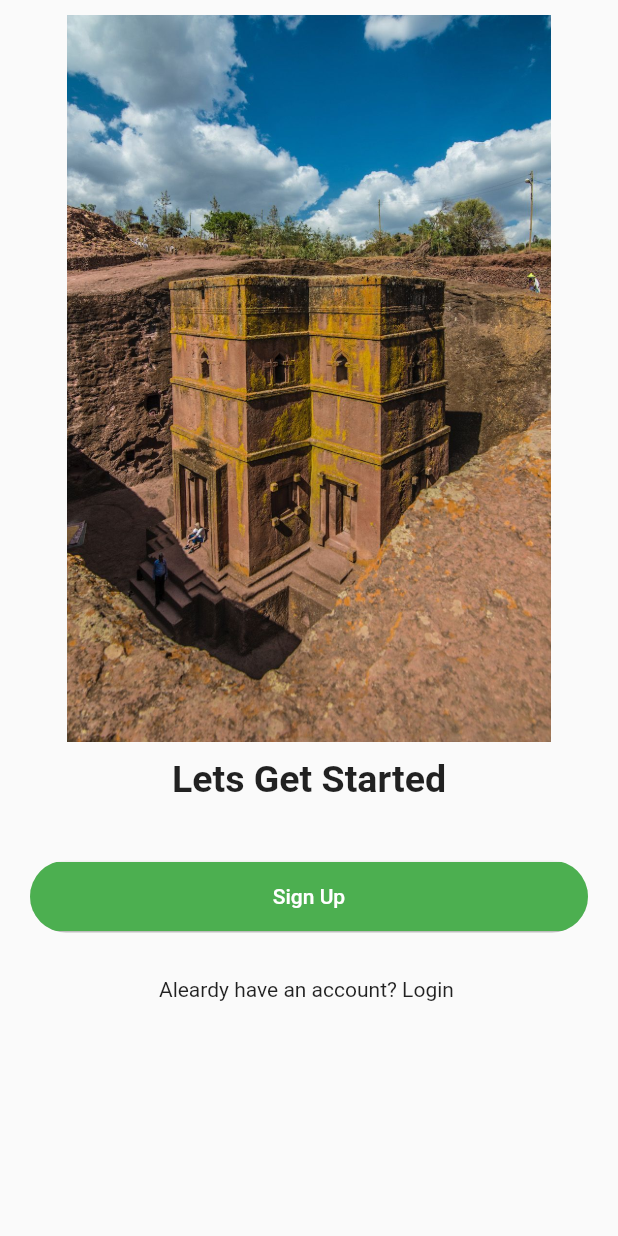
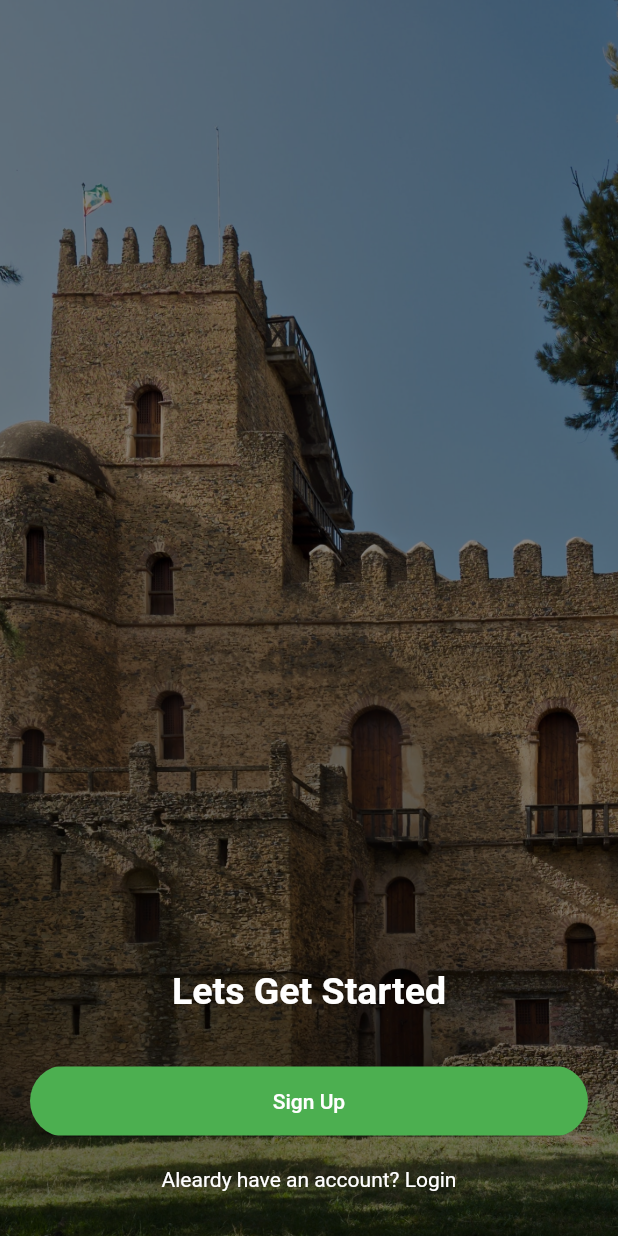
Before and after one commit to tekleab24/EthioTourAndTravel, a Flutter app: the Getstarted screen opened by its route, on a phone screen of 412 x 824 dp. Run offline on Flutter 3.47's test engine with Material 2 defaults, Android fonts, the phone set to English and light mode, and no system bars; our stand-ins replace animated_bottom_navigation_bar, cached_network_image, carousel_slider, font_awesome_flutter, get, google_maps_flutter.

Commit message:
the get started.dart page is updated

```diff
--- a/lib/screens/splash and onbording/getstarted.dart
+++ b/lib/screens/splash and onbording/getstarted.dart
@@ -10,34 +10,33 @@ class Getstarted extends StatelessWidget {
 
   @override
   Widget build(BuildContext context) {
-    return Container(
-      width: Get.width,
-      height: Get.height,
-      decoration: BoxDecoration(
-          gradient: LinearGradient(
-              colors: [Constants.Onbording_bacground_color, Colors.white],
-              begin: Alignment.topCenter)),
-      child: Scaffold(
-        // backgroundColor: Colors.transparent,
-        body: Column(
-          mainAxisAlignment: MainAxisAlignment.start,
-          crossAxisAlignment: CrossAxisAlignment.center,
+    return Scaffold(
+      body: Container(
+        child: Stack(
+          alignment: AlignmentDirectional.center,
           children: [
+            Expanded(
+                child: Container(
+              decoration: const BoxDecoration(
+                  image: DecorationImage(
+                      image: AssetImage("assets/getstarted.jpg"),
+                      fit: BoxFit.cover,
+                      colorFilter: const ColorFilter.mode(
+                          Colors.black45, BlendMode.luminosity))),
+            )),
             Container(
-              height: Get.height / 1.7,
-              width: Get.width,
-              margin: const EdgeInsets.all(10),
-              child: Container(child: Image.asset("assets/onboarding1.jpg")),
-            ),
-            SizedBox(
               child: Column(
+                mainAxisAlignment: MainAxisAlignment.end,
                 children: [
                   const Text(
                     "Lets Get Started",
-                    style: TextStyle(fontWeight: FontWeight.bold, fontSize: 25),
+                    style: TextStyle(
+                        color: Colors.white,
+                        fontWeight: FontWeight.bold,
+                        fontSize: 25),
                   ),
                   const SizedBox(
-                    height: 20,
+                    height: 15,
                   ),
                   Container(
                     width: Get.width,
@@ -56,11 +55,17 @@ class Getstarted extends StatelessWidget {
                     ),
                   ),
                   const SizedBox(
-                    height: 30,
+                    height: 20,
                   ),
                   InkWell(
                       onTap: () => Get.offNamed("/login"),
-                      child: const Text("Aleardy have an account? Login ")),
+                      child: Padding(
+                        padding: const EdgeInsets.fromLTRB(0, 0, 0, 20),
+                        child: const Text(
+                          "Aleardy have an account? Login",
+                          style: TextStyle(color: Colors.white),
+                        ),
+                      )),
                   const SizedBox(
                     height: 10,
                   )
```
